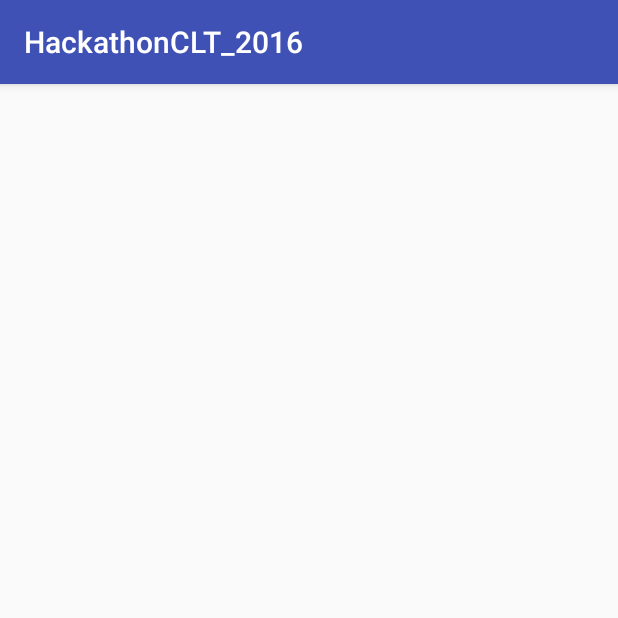
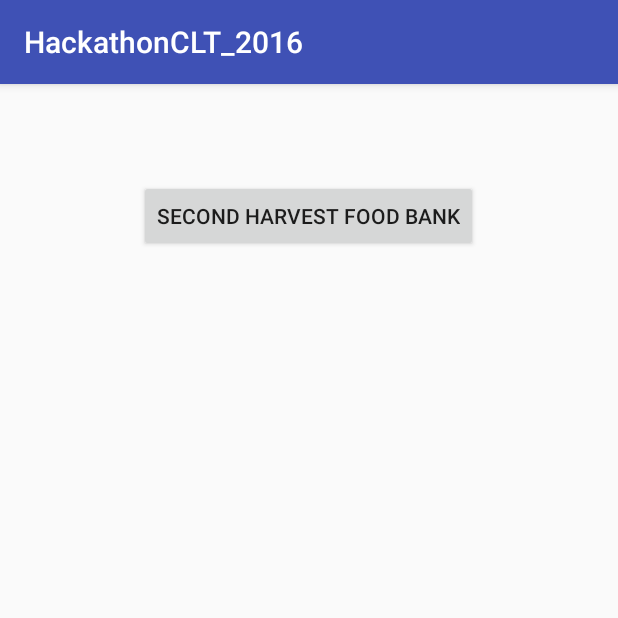
Before and after one commit to TSNichols/HackathonCLT_2016, an Android app: the screen it shows after launch (MainActivity), on a phone screen of 412 x 824 dp, the top half of it. Run offline under Robolectric (Android 15) with nearby library versions, the phone set to English and light mode, and no system bars.

Commit message:
added button

```diff
--- a/app/src/main/res/layout/activity_main.xml
+++ b/app/src/main/res/layout/activity_main.xml
@@ -9,4 +9,13 @@
     android:paddingTop="@dimen/activity_vertical_margin"
     tools:context="tsnichols.com.hackathonclt_2016.MainActivity">
 
+    <Button
+        style="?android:attr/buttonStyleSmall"
+        android:layout_width="wrap_content"
+        android:layout_height="wrap_content"
+        android:text="Second Harvest Food Bank"
+        android:id="@+id/SBHFBButton"
+        android:layout_alignParentTop="true"
+        android:layout_centerHorizontal="true"
+        android:layout_marginTop="48dp" />
 </RelativeLayout>
```
